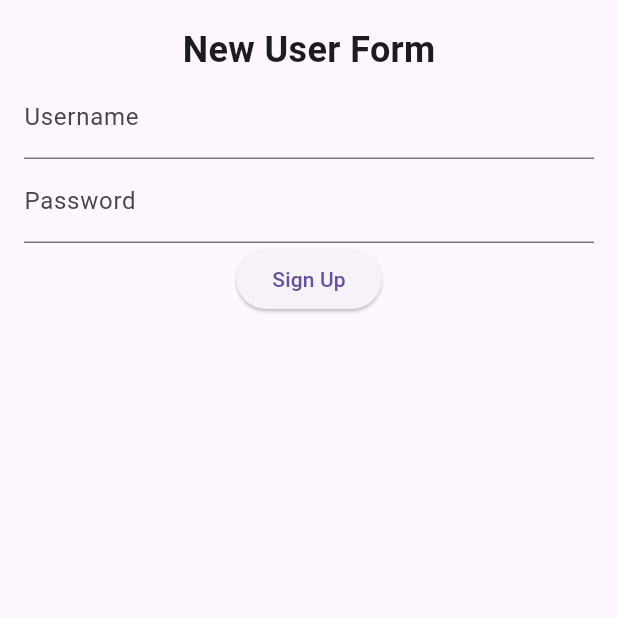
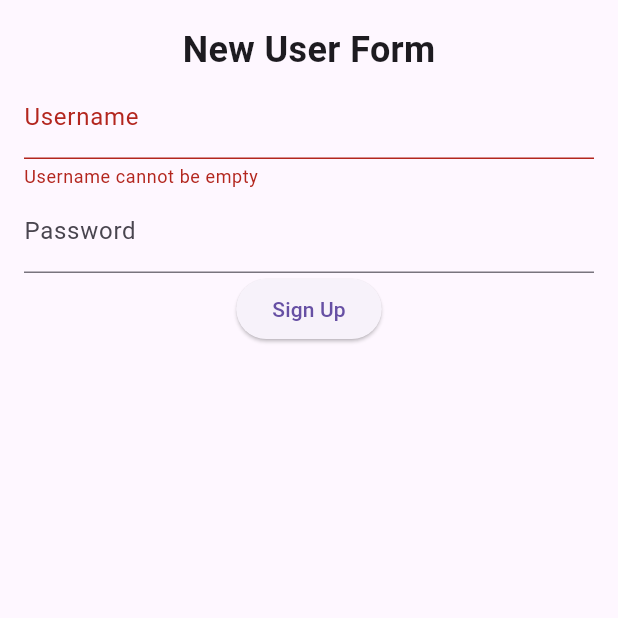
Before and after one commit to tmaurer-nait/DMIT-2504-1242-A01-workbook, a Flutter app: the screen it shows after launch, after a tap on "Sign Up", on a phone screen of 412 x 824 dp, the top half of it. Run offline on Flutter 3.47's test engine with Material 3 defaults, Android fonts, the light colour scheme and no system bars.

Commit message:
forms stage 3

```diff
--- a/Week4/forms_app/lib/main.dart
+++ b/Week4/forms_app/lib/main.dart
@@ -14,7 +14,33 @@ class MainApp extends StatelessWidget {
       home: Scaffold(
         body: Padding(
           padding: EdgeInsets.all(16),
-          child: Form(
+          child: UserSignupForm(),
+        ),
+      ),
+    );
+  }
+}
+
+// Stage 3: Refactor into its own stateful widget and add form key
+class UserSignupForm extends StatefulWidget {
+  const UserSignupForm({super.key});
+
+  @override
+  State<UserSignupForm> createState() => _UserSignupFormState();
+}
+
+class _UserSignupFormState extends State<UserSignupForm> {
+  // Create a global key that uniquely identifies the Form widget
+  // and allows validation of the form.
+  //
+  // Note: This is a GlobalKey<FormState>,
+  // not a GlobalKey<_UserSignupFormState>.
+
+  final _formKey = GlobalKey<FormState>();
+  @override
+  Widget build(BuildContext context) {
+    return Form(
+      key: _formKey,
       child: Column(
         children: [
           Text(
@@ -49,14 +75,18 @@ class MainApp extends StatelessWidget {
             ),
           ),
           ElevatedButton(
-                  onPressed: () {},
+            onPressed: () {
+              // Validate the fields
+              if (_formKey.currentState!.validate()) {
+                // If valid show snackbar
+                ScaffoldMessenger.of(context)
+                    .showSnackBar(SnackBar(content: Text('processing...')));
+              }
+            },
             child: Text('Sign Up'),
           )
         ],
       ),
-          ),
-        ),
-      ),
     );
   }
 }
```
Lines whose indentation alone changed are shown as unchanged.
